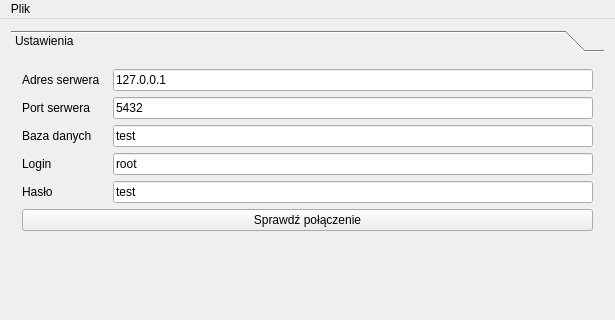
Before: the Qt Designer form mainwindow.ui in anonim1133/testbazy, drawn with Qt 5; both pictures show x 0 to 615 and y 0 to 320 of the 615 by 647 pixel window.
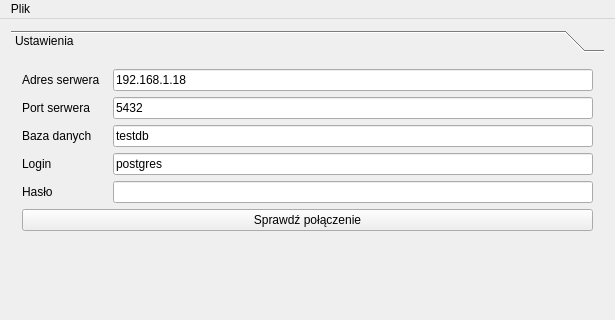
After: the same form once the commit is applied.

Commit message: Dodane testowanie zapytań. Poprawione ich wczytywanie.

What changed in the file:
```diff
--- a/mainwindow.ui
+++ b/mainwindow.ui
@@ -109,14 +109,14 @@
         <item row="4" column="1" colspan="4">
          <widget class="QLineEdit" name="txt_user">
           <property name="text">
-           <string>root</string>
+           <string>postgres</string>
           </property>
          </widget>
         </item>
         <item row="3" column="1" colspan="4">
          <widget class="QLineEdit" name="txt_dbname">
           <property name="text">
-           <string>test</string>
+           <string>testdb</string>
           </property>
          </widget>
         </item>
@@ -133,14 +133,14 @@
            <string>Adres serwera</string>
           </property>
           <property name="text">
-           <string>127.0.0.1</string>
+           <string>192.168.1.18</string>
           </property>
          </widget>
         </item>
         <item row="5" column="1" colspan="4">
          <widget class="QLineEdit" name="txt_pass">
           <property name="text">
-           <string>test</string>
+           <string/>
           </property>
          </widget>
         </item>
```
Left out of the diff: 8 changed lines with no effect on the pictures. The commit also changes 1 other file.
